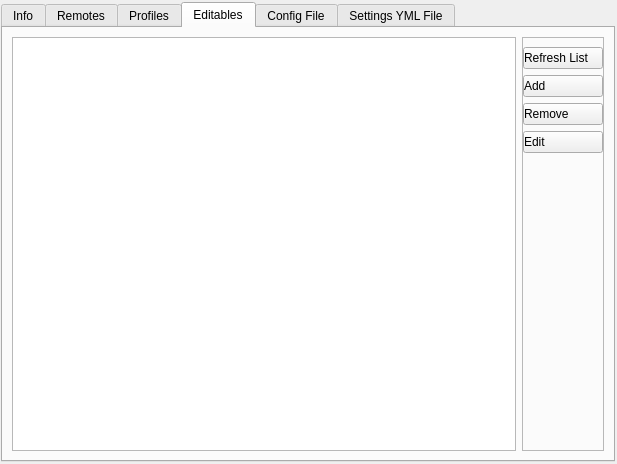
Old version of the form src/conan_explorer/ui/views/conan_conf/conan_conf.ui in the repository goszpeti/conan_explorer.
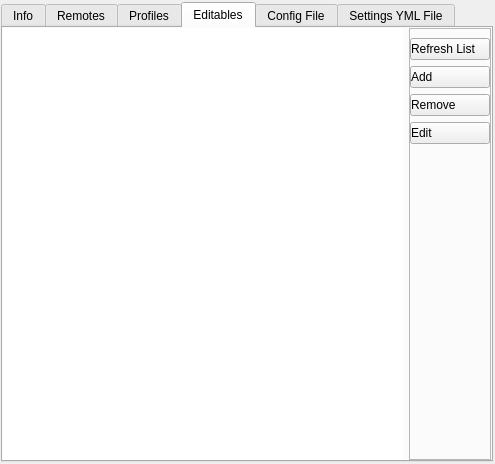
New version of the form. The open tabs and pages were chosen to show the change. Custom widgets are drawn as their Qt base class.

Diff of the .ui file:
```diff
--- a/src/conan_explorer/ui/views/conan_conf/conan_conf.ui
+++ b/src/conan_explorer/ui/views/conan_conf/conan_conf.ui
@@ -6,7 +6,7 @@
    <rect>
     <x>0</x>
     <y>0</y>
-    <width>617</width>
+    <width>495</width>
     <height>464</height>
    </rect>
   </property>
@@ -542,6 +542,18 @@
        <string>Editables</string>
       </attribute>
       <layout class="QVBoxLayout" name="verticalLayout_5">
+       <property name="leftMargin">
+        <number>0</number>
+       </property>
+       <property name="topMargin">
+        <number>0</number>
+       </property>
+       <property name="rightMargin">
+        <number>0</number>
+       </property>
+       <property name="bottomMargin">
+        <number>0</number>
+       </property>
        <item>
         <layout class="QGridLayout" name="editables_grid_layout">
          <item row="0" column="0">
@@ -555,7 +567,11 @@
            <property name="orientation">
             <enum>Qt::Vertical</enum>
            </property>
-           <widget class="QTreeView" name="editables_ref_view"/>
+           <widget class="QTreeView" name="editables_ref_view">
+            <property name="frameShape">
+             <enum>QFrame::NoFrame</enum>
+            </property>
+           </widget>
           </widget>
          </item>
          <item row="0" column="1">
```
Left out of the diff: 52 changed lines with no effect on the pictures.
